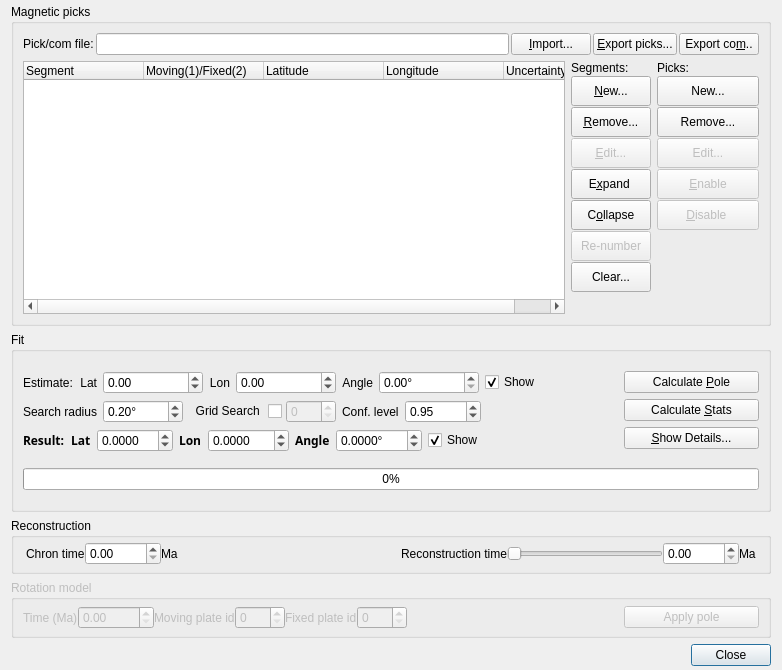
Old version of the form src/qt-widgets/HellingerDialogUi.ui in the repository GPlates/GPlates.
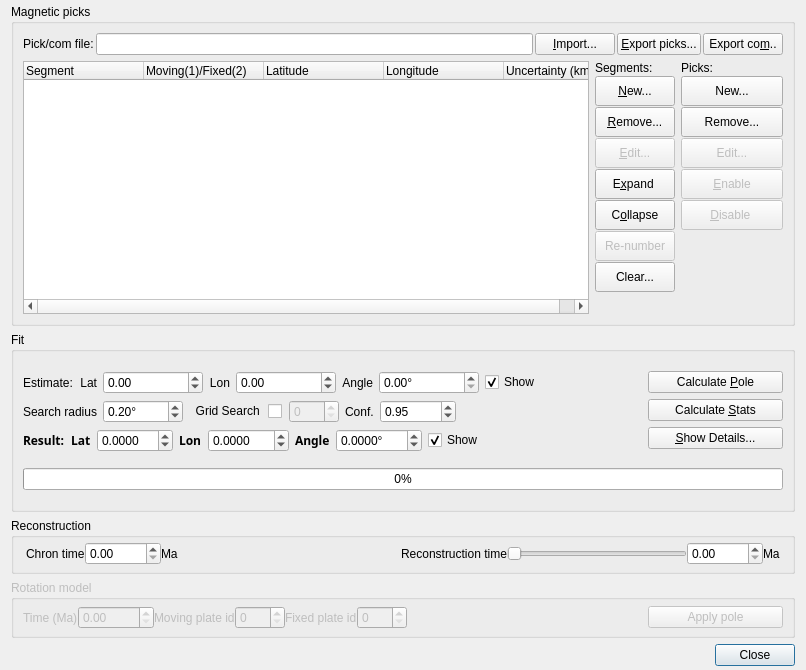
New version of the form.

Commit message: (hell) UI tweaks for macbook.

What changed in the file:
```diff
--- a/src/qt-widgets/HellingerDialogUi.ui
+++ b/src/qt-widgets/HellingerDialogUi.ui
@@ -6,7 +6,7 @@
    <rect>
     <x>0</x>
     <y>0</y>
-    <width>782</width>
+    <width>806</width>
     <height>670</height>
    </rect>
   </property>
@@ -942,7 +942,7 @@
           <item>
            <layout class="QHBoxLayout" name="horizontalLayout_11">
             <property name="spacing">
-             <number>4</number>
+             <number>7</number>
             </property>
             <item>
              <widget class="QCheckBox" name="checkbox_grid_search">
@@ -989,7 +989,7 @@
                <string>Confidence level</string>
               </property>
               <property name="text">
-               <string>Conf. level</string>
+               <string>Conf.</string>
               </property>
              </widget>
             </item>
```
